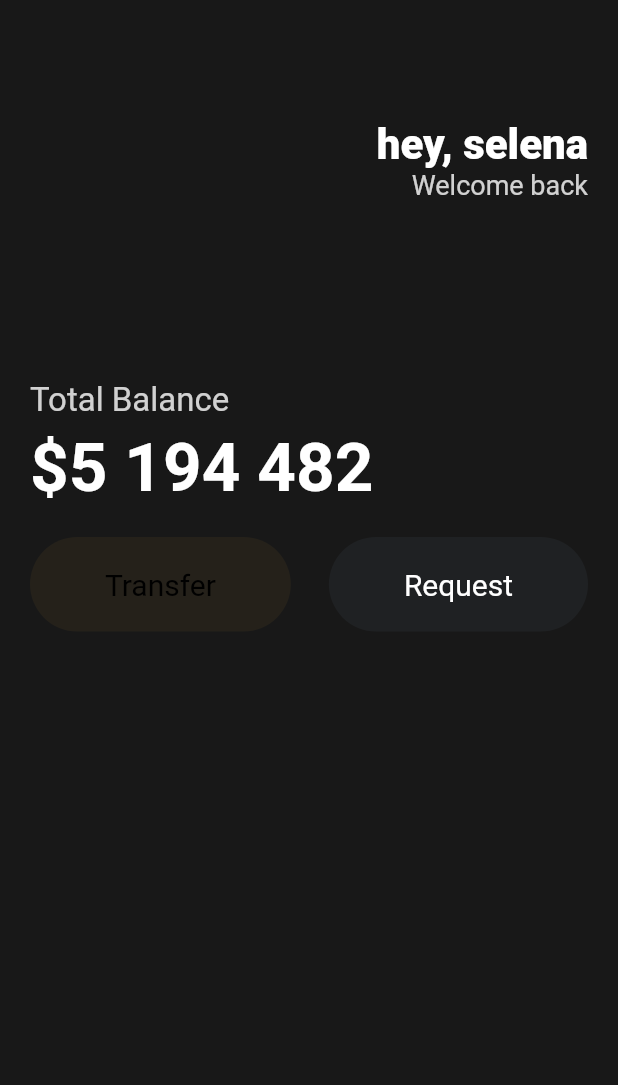
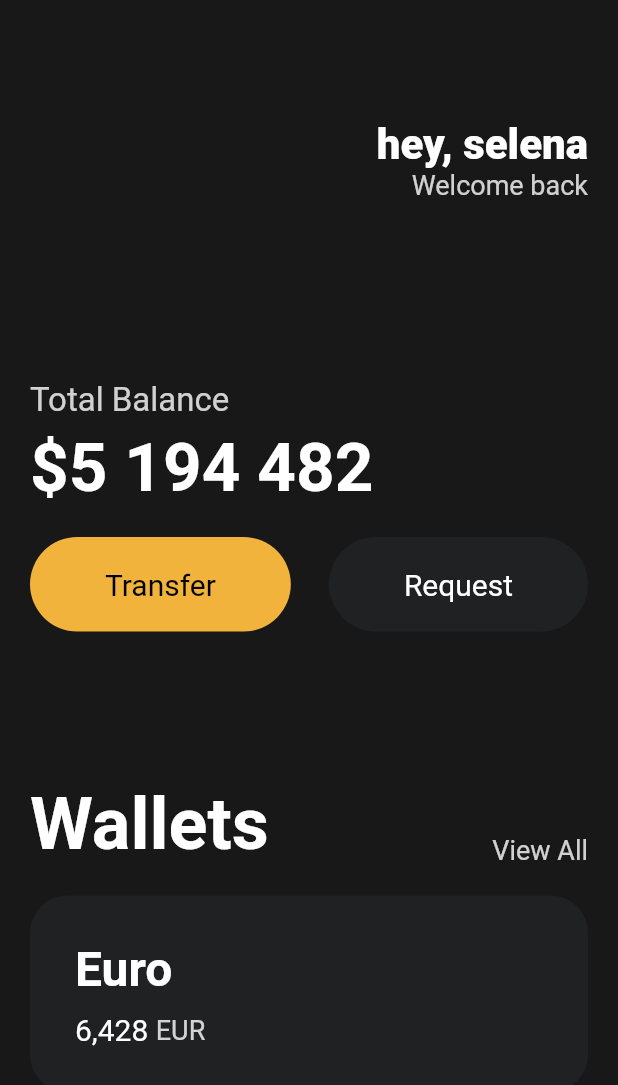
Before and after one commit to sbean0215/NomadCoders_toonflix, a Flutter app: the screen it shows after launch, on a phone screen of 412 x 824 dp. Shown: the top 1085 px of the screen. Run offline on Flutter 3.47's test engine with Material 2 defaults, Android fonts, the phone set to English and light mode, and no system bars.

Commit message:
3.6 Cards

```diff
--- a/lib/main.dart
+++ b/lib/main.dart
@@ -70,7 +70,7 @@ class App extends StatelessWidget {
                 children: [
                   Button(
                     text: 'Transfer',
-                    bgColor: Color(0xFF1B33B),
+                    bgColor: Color(0xFFF1B33B),
                     textColor: Colors.black,
                   ),
                   Button(
@@ -79,7 +79,78 @@ class App extends StatelessWidget {
                     textColor: Colors.white,
                   ),
                 ],
-              )
+              ),
+              const SizedBox(
+                height: 100,
+              ),
+              Row(
+                mainAxisAlignment: MainAxisAlignment.spaceBetween,
+                crossAxisAlignment: CrossAxisAlignment.end,
+                children: [
+                  const Text(
+                    'Wallets',
+                    style: TextStyle(
+                      color: Colors.white,
+                      fontSize: 48,
+                      fontWeight: FontWeight.w600,
+                    ),
+                  ),
+                  Text(
+                    'View All',
+                    style: TextStyle(
+                      color: Colors.white.withOpacity(0.8),
+                      fontSize: 18,
+                    ),
+                  )
+                ],
+              ),
+              const SizedBox(
+                height: 20,
+              ),
+              Container(
+                  decoration: BoxDecoration(
+                    color: const Color(0xFF1F2123),
+                    borderRadius: BorderRadius.circular(25),
+                  ),
+                  padding: const EdgeInsets.all(30.0),
+                  child: Row(
+                    children: [
+                      Column(
+                        crossAxisAlignment: CrossAxisAlignment.start,
+                        children: [
+                          const Text('Euro',
+                              style: TextStyle(
+                                  color: Colors.white,
+                                  fontSize: 32,
+                                  fontWeight: FontWeight.w600)),
+                          const SizedBox(
+                            height: 10,
+                          ),
+                          Row(
+                            children: [
+                              const Text(
+                                '6,428',
+                                style: TextStyle(
+                                  fontSize: 20,
+                                  color: Colors.white,
+                                ),
+                              ),
+                              const SizedBox(
+                                width: 5,
+                              ),
+                              Text(
+                                'EUR',
+                                style: TextStyle(
+                                  fontSize: 18,
+                                  color: Colors.white.withOpacity(0.8),
+                                ),
+                              )
+                            ],
+                          )
+                        ],
+                      )
+                    ],
+                  ))
             ],
           ),
         ),
```
